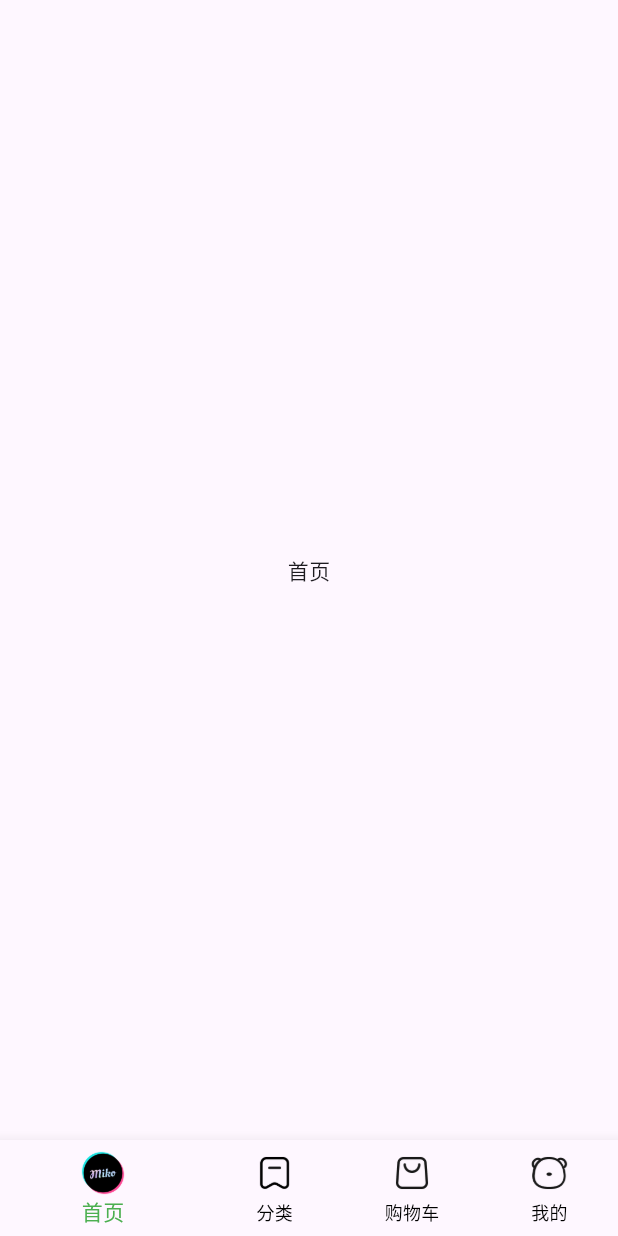
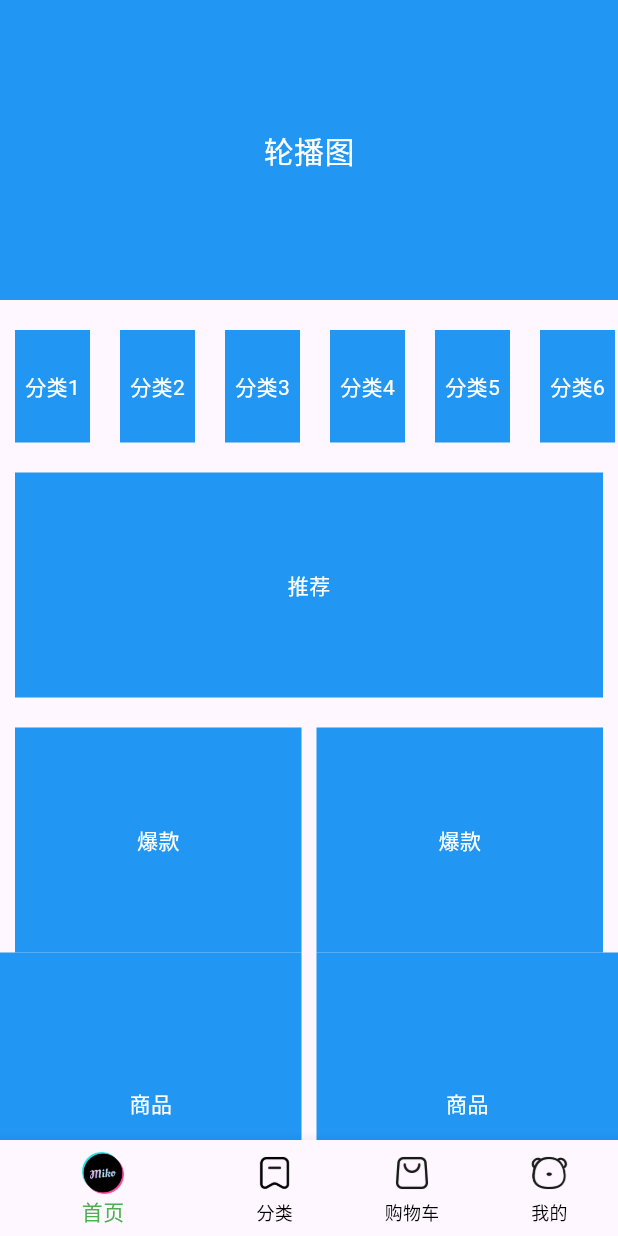
Before and after one commit to zslhub/heima_flutter_shop_store_01, a Flutter app: the screen it shows after launch, on a phone screen of 412 x 824 dp. Run offline on Flutter 3.47's test engine with Material 3 defaults, Android fonts, the phone set to English and light mode, and no system bars.

Commit message:
实现首页基础布局

```diff
--- /dev/null
+++ b/lib/components/Home/HmCategory.dart
@@ -0,0 +1,34 @@
+import 'package:flutter/material.dart';
+
+class HmCategory extends StatefulWidget {
+  const HmCategory({super.key});
+
+  @override
+  State<HmCategory> createState() => _HmCategoryState();
+}
+
+class _HmCategoryState extends State<HmCategory> {
+  @override
+  Widget build(BuildContext context) {
+    return SizedBox(
+      height: 75,
+      child: ListView.builder(
+        scrollDirection: Axis.horizontal,
+        itemCount: 10,
+        itemBuilder: (context, index) {
+          return Container(
+            alignment: Alignment.center,
+            width: 50,
+            height: 75,
+            color: Colors.blue,
+            margin: EdgeInsets.symmetric(horizontal: 10),
+            child: Text(
+              '分类${index + 1}',
+              style: TextStyle(color: Colors.white),
+            ),
+          );
+        },
+      ),
+    );
+  }
+}
--- /dev/null
+++ b/lib/components/Home/HmHot.dart
@@ -0,0 +1,20 @@
+import 'package:flutter/material.dart';
+
+class HmHot extends StatefulWidget {
+  const HmHot({super.key});
+
+  @override
+  State<HmHot> createState() => _HmHotState();
+}
+
+class _HmHotState extends State<HmHot> {
+  @override
+  Widget build(BuildContext context) {
+    return Container(
+      height: 150,
+      color: Colors.blue,
+      alignment: Alignment.center,
+      child: Text('爆款', style: TextStyle(color: Colors.white)),
+    );
+  }
+}
--- /dev/null
+++ b/lib/components/Home/HmMoreList.dart
@@ -0,0 +1,31 @@
+import 'package:flutter/material.dart';
+
+class HmMoreList extends StatefulWidget {
+  const HmMoreList({super.key});
+
+  @override
+  State<HmMoreList> createState() => _HmMoreListState();
+}
+
+class _HmMoreListState extends State<HmMoreList> {
+  @override
+  Widget build(BuildContext context) {
+    return SliverGrid.builder(
+      gridDelegate: SliverGridDelegateWithFixedCrossAxisCount(
+        crossAxisCount: 2,
+        mainAxisSpacing: 10,
+        crossAxisSpacing: 10,
+      ),
+      itemBuilder: (context, index) {
+        return Container(
+          alignment: Alignment.center,
+          color: Colors.blue,
+          child: Text(
+            '商品',
+            style: TextStyle(color: Colors.white),
+          ),
+        );
+      },
+    );
+  }
+}
--- /dev/null
+++ b/lib/components/Home/HmSlider.dart
@@ -0,0 +1,20 @@
+import 'package:flutter/material.dart';
+
+class HmSlider extends StatefulWidget {
+  const HmSlider({super.key});
+
+  @override
+  State<HmSlider> createState() => _HmSliderState();
+}
+
+class _HmSliderState extends State<HmSlider> {
+  @override
+  Widget build(BuildContext context) {
+    return Container(
+      alignment: Alignment.center,
+      height: 200,
+      color: Colors.blue,
+      child: Text('轮播图', style: TextStyle(color: Colors.white, fontSize: 20)),
+    );
+  }
+}
--- /dev/null
+++ b/lib/components/Home/HmSuggestion.dart
@@ -0,0 +1,20 @@
+import 'package:flutter/material.dart';
+
+class HmSuggestion extends StatefulWidget {
+  const HmSuggestion({super.key});
+
+  @override
+  State<HmSuggestion> createState() => _HmSuggestionState();
+}
+
+class _HmSuggestionState extends State<HmSuggestion> {
+  @override
+  Widget build(BuildContext context) {
+    return Container(
+      alignment: Alignment.center,
+      color: Colors.blue,
+      height: 150,
+      child: Text('推荐', style: TextStyle(color: Colors.white)),
+    );
+  }
+}
--- a/lib/pages/Home/index.dart
+++ b/lib/pages/Home/index.dart
@@ -1,4 +1,9 @@
 import 'package:flutter/material.dart';
+import 'package:heima_flutter_shop_store_01/components/Home/HmCategory.dart';
+import 'package:heima_flutter_shop_store_01/components/Home/HmHot.dart';
+import 'package:heima_flutter_shop_store_01/components/Home/HmMoreList.dart';
+import 'package:heima_flutter_shop_store_01/components/Home/HmSlider.dart';
+import 'package:heima_flutter_shop_store_01/components/Home/Hmsuggestion.dart';
 
 class HomeView extends StatefulWidget {
   const HomeView({super.key});
@@ -8,8 +13,43 @@
 }
 
 class _HomeViewState extends State<HomeView> {
+  List<Widget> getScrollViewChildren() {
+    return [
+      // 轮播图
+      SliverToBoxAdapter(child: HmSlider()),
+      SliverToBoxAdapter(child: SizedBox(height: 20)),
+      // 分类
+      SliverToBoxAdapter(child: HmCategory()),
+      SliverToBoxAdapter(child: SizedBox(height: 20)),
+      // 推荐
+      SliverToBoxAdapter(
+        child: Padding(
+          padding: EdgeInsets.only(left: 10, right: 10),
+          child: HmSuggestion(),
+        ),
+      ),
+      SliverToBoxAdapter(child: SizedBox(height: 20)),
+      // 爆款
+      SliverToBoxAdapter(
+        child: Padding(
+          padding: EdgeInsets.only(left: 10, right: 10),
+          child: Flex(
+            direction: Axis.horizontal,
+            children: [
+              Expanded(child: HmHot()),
+              SizedBox(width: 10),
+              Expanded(child: HmHot()),
+            ],
+          ),
+        ),
+      ),
+      // 滚动列表
+      HmMoreList(),
+    ];
+  }
+
   @override
   Widget build(BuildContext context) {
-    return Center(child: Text('首页'));
+    return CustomScrollView(slivers: getScrollViewChildren());
   }
 }
--- a/lib/pages/Main/index.dart
+++ b/lib/pages/Main/index.dart
@@ -59,7 +59,7 @@
     return Scaffold(
       // appBar: AppBar(title: Text('主页')),
       body: SafeArea(
-        child: IndexedStack(children: _getIndexedStack(), index: _currentIndex),
+        child: IndexedStack(index: _currentIndex, children: _getIndexedStack()),
       ),
       bottomNavigationBar: BottomNavigationBar(
         items: _getTabBarWiget(),
```
